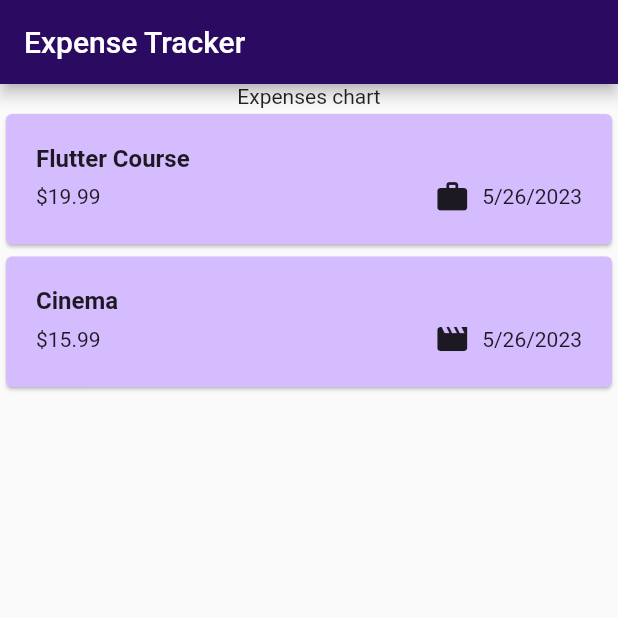
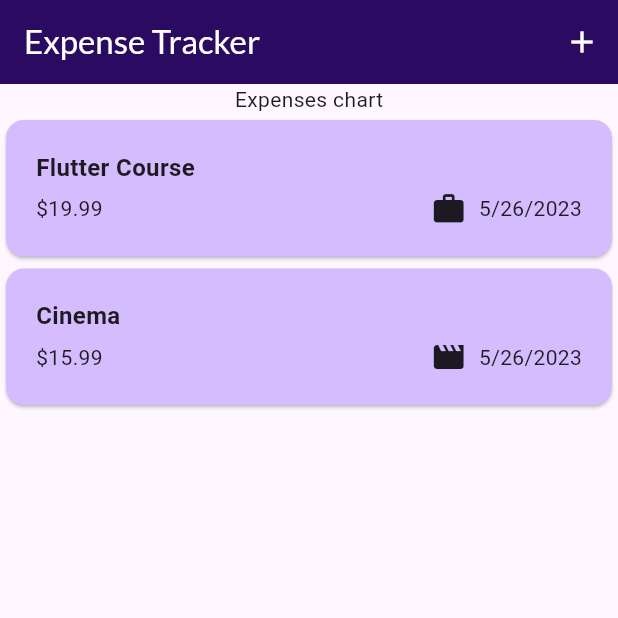
Before and after one commit to ZlinEleven/ExpenseTracker, a Flutter app: the screen it shows after launch, on a phone screen of 412 x 824 dp, the top half of it. Run offline on Flutter 3.47's test engine with Material 2 defaults, Android fonts, the phone set to English and light mode, and no system bars; our stand-ins replace google_fonts.

Commit message:
Added new expense functionality

```diff
--- a/lib/main.dart
+++ b/lib/main.dart
@@ -4,8 +4,9 @@ import 'package:expense_tracker/widgets/expenses.dart';
 
 void main() {
   runApp(
-    const MaterialApp(
-      home: Expenses(),
+    MaterialApp(
+      theme: ThemeData(useMaterial3: true),
+      home: const Expenses(),
     ),
   );
 }
--- a/lib/widgets/expenses.dart
+++ b/lib/widgets/expenses.dart
@@ -1,6 +1,8 @@
 import 'package:expense_tracker/widgets/expenses_list/expenses_list.dart';
+import 'package:expense_tracker/widgets/new_expense.dart';
 import 'package:flutter/material.dart';
 import 'package:expense_tracker/models/expense.dart';
+import 'package:google_fonts/google_fonts.dart';
 
 class Expenses extends StatefulWidget {
   const Expenses({super.key});
@@ -27,20 +29,43 @@ class _ExpensesState extends State<Expenses> {
     ),
   ];
 
+  void addExpense(Expense expense) {
+    setState(() {
+      _expenseList.add(expense);
+    });
+  }
+
+  void _openAddExpenseOverlay() {
+    showModalBottomSheet(
+        context: context,
+        builder: (ctx) => NewExpense(
+              addExpenseFunc: addExpense,
+            ));
+  }
+
   @override
   Widget build(context) {
     return Scaffold(
-      body: Container(
-        child: Column(
-          children: [
-            AppBar(
-              title: const Text("Expense Tracker"),
-              backgroundColor: const Color.fromARGB(255, 43, 11, 97),
-            ),
-            const Text("Expenses chart"),
-            ExpensesList(expenses: _expenseList),
-          ],
+      appBar: AppBar(
+        title: Text(
+          "Expense Tracker",
+          style: GoogleFonts.lato(
+            color: Colors.white,
+          ),
         ),
+        backgroundColor: const Color.fromARGB(255, 43, 11, 97),
+        actions: [
+          IconButton(
+              onPressed: _openAddExpenseOverlay,
+              icon: const Icon(Icons.add),
+              color: Colors.white),
+        ],
+      ),
+      body: Column(
+        children: [
+          const Text("Expenses chart"),
+          ExpensesList(expenses: _expenseList),
+        ],
       ),
     );
   }
--- a/lib/widgets/expenses_list/expense_item.dart
+++ b/lib/widgets/expenses_list/expense_item.dart
@@ -1,6 +1,5 @@
 import 'package:flutter/material.dart';
 import 'package:expense_tracker/models/expense.dart';
-import 'package:google_fonts/google_fonts.dart';
 
 class ExpenseItem extends StatelessWidget {
   const ExpenseItem({super.key, required this.expense});
@@ -10,7 +9,7 @@ class ExpenseItem extends StatelessWidget {
   @override
   Widget build(context) {
     return Card(
-      color: Color.fromARGB(255, 213, 188, 255),
+      color: const Color.fromARGB(255, 213, 188, 255),
       child: Padding(
         padding: const EdgeInsets.symmetric(horizontal: 20.0, vertical: 20),
         child: Column(
```
Also changed, not shown: lib/widgets/new_expense.dart (added, +116 -0 lines).
